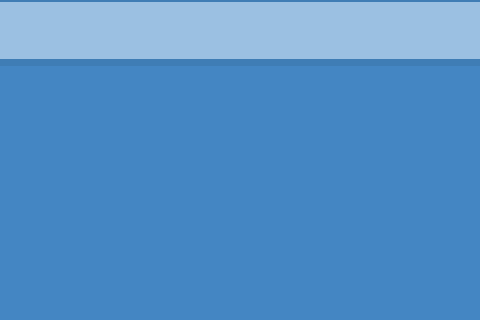
Old version of the form AGUniverse/presentationLayer/lessons.ui in the repository codingburgas/sprint-eschool-ag-universe; both pictures show x 375 to 855 and y 295 to 615 of the 1100 by 720 pixel window.
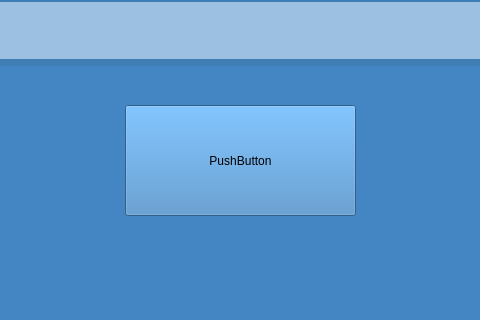
New version of the form. Icons and pictures are not drawn.

Commit message: Implement lesson functionality and add all lessons to project (Close #45)

What changed in the file:
```diff
--- a/AGUniverse/presentationLayer/lessons.ui
+++ b/AGUniverse/presentationLayer/lessons.ui
@@ -499,6 +499,19 @@
     <string>BIOLOGY:</string>
    </property>
   </widget>
+  <widget class="QPushButton" name="btnOpenPDF">
+   <property name="geometry">
+    <rect>
+     <x>500</x>
+     <y>400</y>
+     <width>231</width>
+     <height>111</height>
+    </rect>
+   </property>
+   <property name="text">
+    <string>PushButton</string>
+   </property>
+  </widget>
  </widget>
  <resources>
   <include location="../resources.qrc"/>
```
The commit also changes 20 other files.
